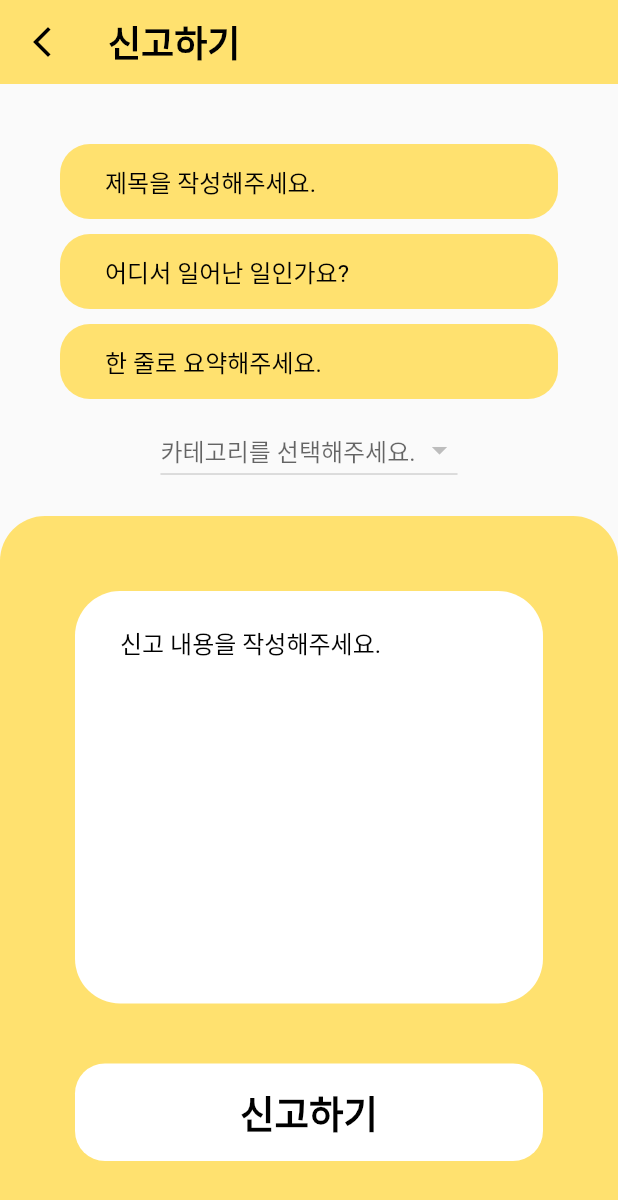
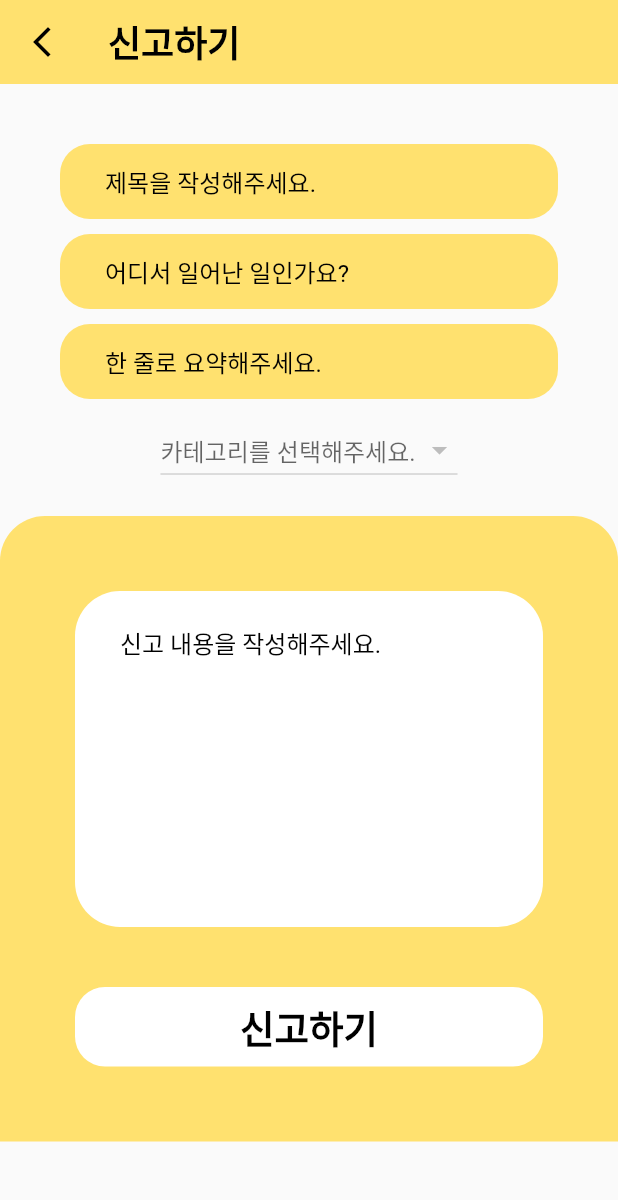
Before and after one commit to Ohh-Really/RingDingDong_front, a Flutter app: the ReportPage screen opened directly, on a phone screen of 412 x 824 dp. Shown: the top 1200 px of the screen. Run offline on Flutter 3.47's test engine with Material 2 defaults, Android fonts, the phone set to English and light mode, and no system bars; our stand-ins replace flutter_secure_storage, font_awesome_flutter, freezed_annotation, get; accounts and stored records are empty.

Commit message:
fix: make report textfield to scrollable
Signed-off-by: HeeRyun, Jin(qwertycvb) <jins4218@gmail.com>

```diff
--- a/lib/presentation/pages/detail/report_page.dart
+++ b/lib/presentation/pages/detail/report_page.dart
@@ -22,7 +22,8 @@ class ReportPage extends GetView<AuthController> {
           ),
           title: const Text('신고하기'),
         ),
-        body: Center(
+        body: SingleChildScrollView(
+          child: Center(
             child: GetX(
                 init: controller,
                 builder: (_) {
@@ -32,11 +33,12 @@ class ReportPage extends GetView<AuthController> {
                     return Column(
                       children: [
                         buildPostHeader(context),
-                      Expanded(child: buildPostDetail(context)),
+                        buildPostDetail(context),
                       ],
                     );
                   }
                 }),
+          ),
         ));
   }
 
@@ -83,11 +85,10 @@ class ReportPage extends GetView<AuthController> {
         ),
         padding: const EdgeInsets.all(30),
         child: Column(
+          mainAxisSize: MainAxisSize.min,
           crossAxisAlignment: CrossAxisAlignment.stretch,
           children: [
-            Expanded(
-                flex: 3,
-                child: Container(
+            Container(
               alignment: Alignment.center,
               padding: const EdgeInsets.fromLTRB(30, 10, 0, 0),
               margin: const EdgeInsets.all(20),
@@ -96,21 +97,22 @@ class ReportPage extends GetView<AuthController> {
                 decoration: const InputDecoration(
                   hintText: '신고 내용을 작성해주세요.',
                 ),
-                    maxLines: 20,
+                maxLines: 10,
               ),
-                )),
-            Expanded(
-                flex: 1,
-                child: Container(
+            ),
+            Container(
               padding: const EdgeInsets.all(20),
               child: ElevatedButton(
                 onPressed: () {
                   Get.off(() => const HomePage());
                 },
                 style: ElevatedButton.styleFrom(backgroundColor: Colors.white),
+                child: Padding(
+                  padding: const EdgeInsets.all(8.0),
                   child: Text('신고하기', style: AppTextStyles.button),
                 ),
-                )),
+              ),
+            ),
           ],
         ));
   }
```
Lines whose indentation alone changed are shown as unchanged.
